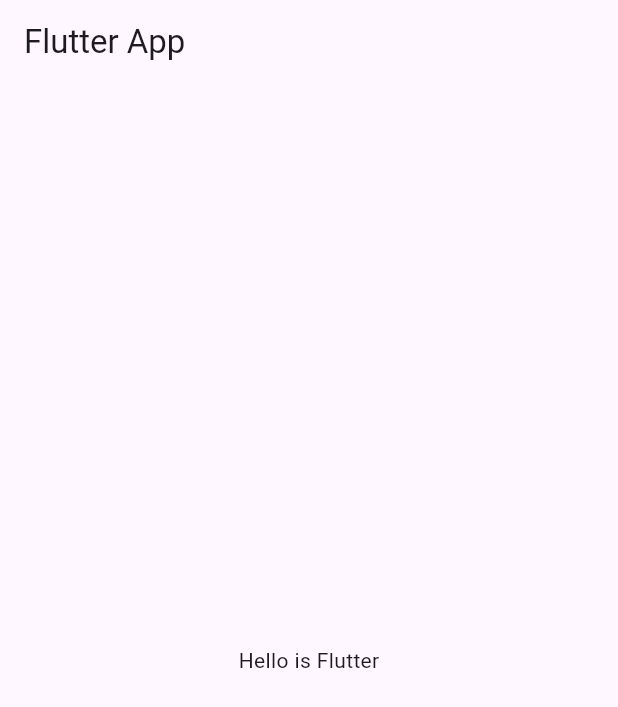
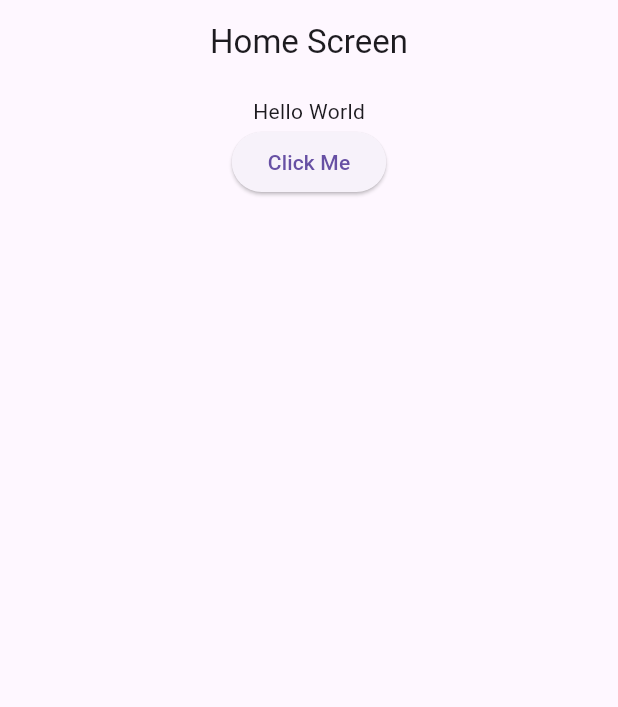
Before and after one commit to inzamam9494/first_app_flutter, a Flutter app: the screen it shows after launch, on a phone screen of 412 x 824 dp. Shown: the top 707 px of the screen. Run offline on Flutter 3.47's test engine with Material 3 defaults, Android fonts, the phone set to English and light mode, and no system bars.

Commit message:
Button practice

```diff
--- a/lib/main.dart
+++ b/lib/main.dart
@@ -1,6 +1,6 @@
 import 'package:flutter/material.dart';
 
-void main(){
+void main() {
   runApp(MyApp());
 }
 
@@ -11,12 +11,65 @@ class MyApp extends StatelessWidget {
   Widget build(BuildContext context) {
     return MaterialApp(
       title: "My App",
-      home: Scaffold(
-        appBar: AppBar(
-          title: Text("Flutter App"),
+      home: HomePage(),
+    );
+  }
+}
+// class HomePage extends StatelessWidget {
+//   const HomePage({super.key});
+//
+//   @override
+//   Widget build(BuildContext context) {
+//     return Scaffold(
+//       appBar: AppBar(
+//         title: Center(child: Text("Home Page"))
+//       ),
+//       body: Center(child: Text("Home page App")),
+//     );
+//
+//   }
+// }
+
+class HomePage extends StatefulWidget {
+  @override
+  State<HomePage> createState() => _HomePageState();
+}
+
+class _HomePageState extends State<HomePage> {
+  String myText = "Hello World";
+
+  void _changeText() {
+    setState(() {
+      if (myText.startsWith("H")) {
+        myText = "Welcome to Flutter App";
+      } else {
+        myText = "Hello World !!";
+      }
+    });
+  }
+
+  Widget _bodyWidget() {
+    return Container(
+      padding: const EdgeInsets.all(8.0),
+      child: Center(
+        child: Column(
+          children: <Widget>[
+            Text(myText),
+            ElevatedButton(onPressed: _changeText, child: Text("Click Me"))
+          ],
         ),
-        body: Center(child:  Text("Hello is Flutter"),),
       ),
     );
   }
+
+  @override
+  Widget build(BuildContext context) {
+    return Scaffold(
+        appBar: AppBar(
+          title: Center(
+            child: Text("Home Screen"),
+          ),
+        ),
+        body: _bodyWidget());
+  }
 }
```
